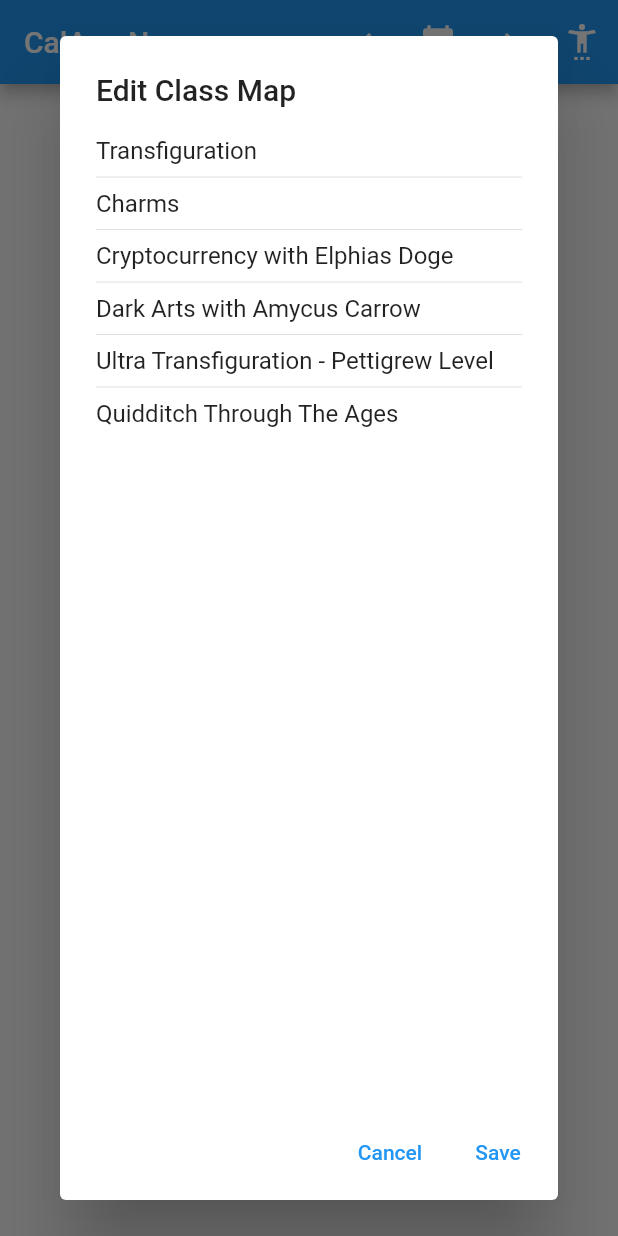
After one commit to ashokn1/blockscal, a Flutter app: the MyHomePage screen opened directly, after a tap on the "settings accessibility" icon, on a phone screen of 412 x 824 dp. The commit adds this screen. Run offline on Flutter 3.47's test engine with Material 2 defaults, Android fonts, the phone set to English and light mode, and no system bars; our stand-ins replace firebase_core, firebase_storage, tuple; missing offline and left inert: editable; accounts and stored records are empty; statements that could not run were skipped.

Commit message:
More changes trying to get the classmap editor working

```diff
--- a/lib/classmap.dart
+++ b/lib/classmap.dart
@@ -59,9 +59,12 @@ class ClassMap {
 
   void _updateBlockToClassMap() {
     classes.forEach((i, c) =>
-      c.blocks.forEach((b) =>
-        blockToClassMap[b] =
-        blockToClassMap.containsKey(b) ? ClassInfo.mergeClassInfos(blockToClassMap[b]!, c) : c
+      c.blocks.forEach((b) {
+        blockToClassMap[b] = c;
+        if (b == "B1") { print("UpdateBlockTo ${b} / ${c} in ${blockToClassMap}"); }
+        //blockToClassMap.containsKey(b) ? ClassInfo.mergeClassInfos(
+        //    blockToClassMap[b]!, c) : c;
+      }
     ));;
   }
 
--- a/lib/main.dart
+++ b/lib/main.dart
@@ -11,6 +11,7 @@ import 'dart:convert';
 import 'blockinfo.dart';
 import 'classmap.dart';
 import 'classmap_editor.dart';
+import 'test_cmap_editor.dart';
 
 void main() async {
   WidgetsFlutterBinding.ensureInitialized();
@@ -23,11 +24,11 @@ class MyApp extends StatelessWidget {
   @override
   Widget build(BuildContext context) {
     return MaterialApp(
-      title: 'CalApp',
+      title: 'CalApp Test',
       theme: ThemeData(
         primarySwatch: Colors.blue ,
       ),
-      home: MyHomePage(title: 'CalApp'),
+      home: MyHomePage(title: 'CalApp New'),
       debugShowCheckedModeBanner: false,
     );
   }
@@ -126,7 +127,7 @@ class _MyHomePageState extends State<MyHomePage> {
           Padding(padding: EdgeInsets.only(bottom: 16),
             child: Container(
               alignment: Alignment.center,
-              child: Text(DateFormat("EEEE MMMM d, y").format(date),
+              child: Text(DateFormat("EEEE, MMMM d, y").format(date),
                 style: Theme.of(context).textTheme.headline4!,
               ),
             ),
@@ -233,8 +234,15 @@ class _MyHomePageState extends State<MyHomePage> {
     showDialog(
       context: context,
       builder: (BuildContext context) {
-        return ClassMapEditor(classMap: blockList.classMap,
-          onChanged: (value) { print("CHANGED"); });
+
+        return TestClassMapEditor(classMap: blockList.classMap,
+          onSaved: (value) {
+          setState(() {
+            blockList.classMap = ClassMap.from(value);
+            print("CHANGED ${value}");
+            print(blockList.classMap.classes);
+          });
+        });
       }
     );
   }
--- /dev/null
+++ b/lib/test_cmap_editor.dart
@@ -0,0 +1,156 @@
+import 'package:flutter/material.dart';
+import 'package:flutter/services.dart';
+import 'dart:async';
+import 'dart:convert';
+
+import 'blockinfo.dart';
+import 'classmap.dart';
+
+
+class TestClassMapEditor extends StatefulWidget {
+  TestClassMapEditor({
+      Key? key,
+      required ClassMap this.classMap,
+      required this.onSaved,
+  }) : super(key: key);
+
+  final ClassMap classMap;
+  final ValueChanged<ClassMap> onSaved;
+  Set<String> classesChanged = {};
+  Set<String> classesDeleted = {};
+
+  _CmEditorState createState() => _CmEditorState();
+}
+
+class _CmEditorState extends State<TestClassMapEditor> {
+
+  AlertDialog _editSingleClassDialog(BuildContext context, ClassInfo inClass) {
+    ClassInfo c = ClassInfo.from(inClass);
+    Map<String, List<String>> blockNames = Map();
+    Map<String, List<bool>> toggleStates = new Map();
+
+    return AlertDialog(
+      title: Text('Change class information'),
+      content: StatefulBuilder( builder: (context, setState) {
+          return Column(
+            children: [
+              TextFormField(
+                initialValue: c.className,
+                decoration: const InputDecoration(
+                  icon: Icon(Icons.label_important),
+                  labelText: 'Class Name',
+                ),
+                onChanged: (value) {
+                  c.className = value;
+                },
+              ),
+            ]
+          );
+        }
+      ),
+      actions: <Widget>[
+        TextButton(
+          child: Text('Cancel'),
+          onPressed: () {
+            print("CANCEL: C is ${c}");
+            print("CANCEL: inClass is ${inClass}");
+            Navigator.pop(context, null);
+          },
+        ),
+        ElevatedButton(
+          child: Text('Save'),
+          onPressed: () {
+            print("OK: C is ${c}");
+            print("OK: inClass is ${inClass}");
+            setState(() {
+                inClass = ClassInfo.from(c);
+            });
+            Navigator.pop(context, c);
+          }
+        ),
+      ]
+    );
+    print(c);
+  }
+
+  Widget _touchableSingleClassRow(BuildContext context, String classId) {
+    return InkWell(
+      onTap: () {
+        print("IN" + widget.classMap.classes[classId]!.toJson());
+        showDialog<ClassInfo>(
+          context: context,
+          builder: (BuildContext context) =>
+          _editSingleClassDialog(context, widget.classMap.classes[classId]!)
+        ).then((v) {
+            setState(() {
+                if (v != null) {
+                  widget.classMap.classes[classId] = ClassInfo.from(v);
+                  widget.classesChanged.add(classId);
+                  print("OUT ${widget.classMap.classes}");
+                } else {
+                  print("Cancelled");
+                }
+
+            });
+        });
+      },
+      child: Table(
+        children: <TableRow>[
+          TableRow(
+            decoration: widget.classesChanged.contains(classId) ? const BoxDecoration(color: Colors.yellow) : null,
+            children: <Widget>[
+              TableCell(
+                child: Text(widget.classMap.classes[classId]!.className),
+              ),
+            ]
+          ),
+        ]
+      )
+    );
+  }
+
+  @override
+  Widget build(BuildContext context) {
+    //widget.classMap = ClassMap.from(widget.classMap);
+    // var c = widget.classMap.classes;
+
+    return StatefulBuilder(
+      builder: (context, setState) {
+        return AlertDialog(
+          title: new Text("Edit Class Map"),
+          content: Container(
+            width: 500,
+            child: ListView.separated(
+              separatorBuilder: (BuildContext context, int index) => const Divider(),
+              itemCount: widget.classMap.classes.length,
+              itemBuilder: (BuildContext context, int index) {
+                return _touchableSingleClassRow(context, widget.classMap.classes.keys.elementAt(index));
+              }
+            )
+          ),
+          actions: <Widget>[
+            TextButton(
+              child: const Text('Cancel'),
+              onPressed: () {
+                //print("CANCEL: cMap is ${c}");
+                print("CANCEL: classMap is ${widget.classMap.classes}");
+                Navigator.of(context).pop();
+              }
+            ),
+            TextButton(
+              child: const Text('Save'),
+              onPressed: () {
+                setState(() {
+                    //_replacements.forEach((k, v) => blockList.setClass(k, v));
+                    Navigator.of(context).pop(); });
+                //print("OK: cMap is ${c}");
+                print("OK: classMap is ${widget.classMap.classes}");
+                widget.onSaved(widget.classMap);
+              }
+            ),
+          ]
+        );
+      }
+    );
+  }
+}
```
